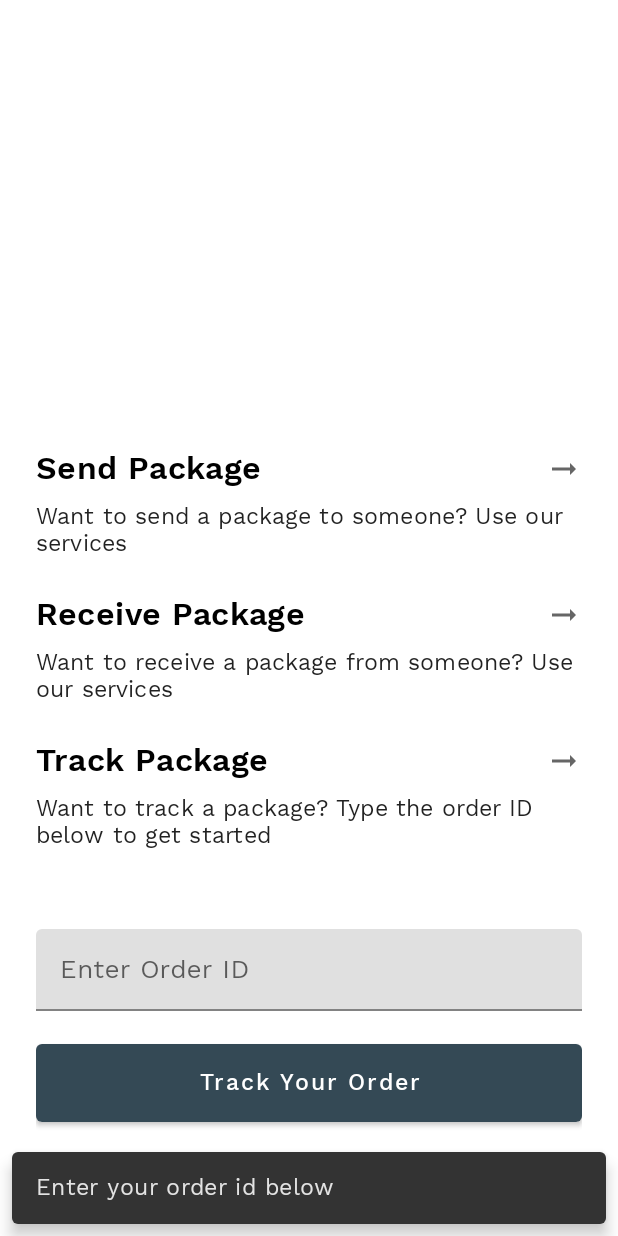
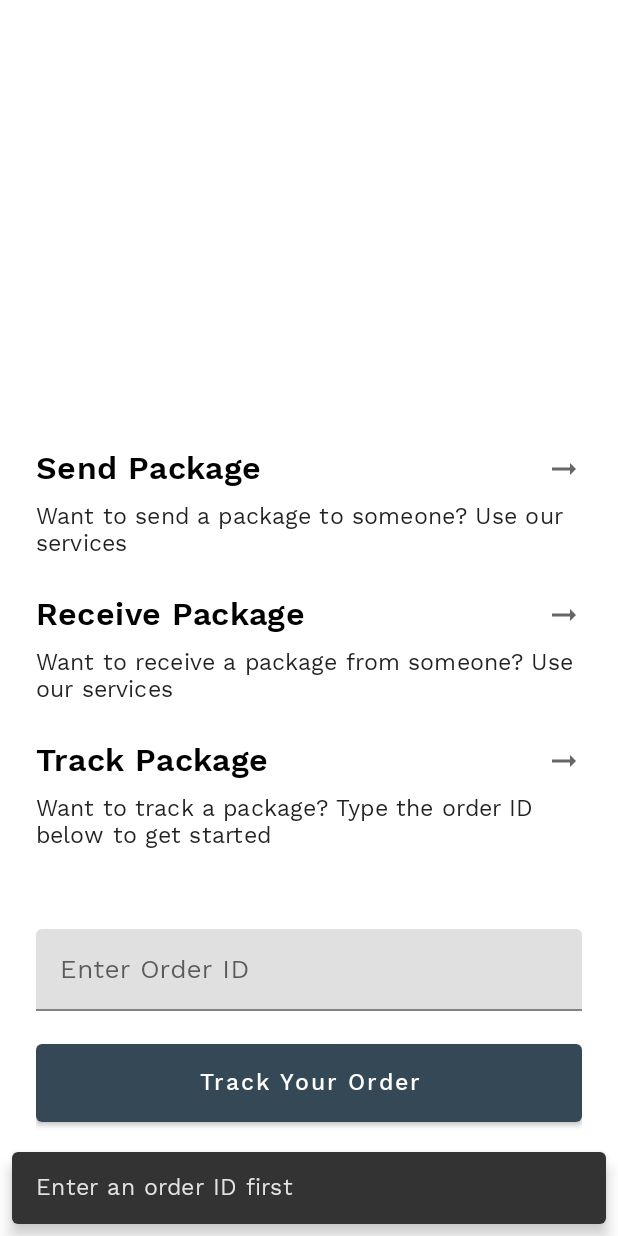
Before and after one commit to quabynah-bilson/yiadom-dispatch-mobile, an Android app: the DashboardFragment screen opened through its navigation route, after a tap on "Track Your Order", on a phone screen of 412 x 824 dp. Run offline under Robolectric (Android 15) with nearby library versions, the phone set to English and light mode, and no system bars; our stand-ins replace Dagger/Hilt's generated code, Timber, data binding; 1 statement that could not run was skipped.

Commit message:
Created order package UI

```diff
--- a/mobile-app/customer/src/main/java/com/yiadom/dispatch/customer/view/DashboardFragment.java
+++ b/mobile-app/customer/src/main/java/com/yiadom/dispatch/customer/view/DashboardFragment.java
@@ -53,7 +53,13 @@ public class DashboardFragment extends Fragment {
         } catch (Exception e) {
             Timber.e(e);
         }
-        binding.trackOrderBtn.setOnClickListener(v -> Snackbar.make(v, "Enter your order id below", Snackbar.LENGTH_SHORT).show());
+        binding.trackOrderBtn.setOnClickListener(v -> {
+            if (binding.orderId.getText().toString().isEmpty()) {
+                Snackbar.make(v, "Enter an order ID first", Snackbar.LENGTH_SHORT).show();
+            } else {
+                // TODO: 9/26/2021 Navigate to order details page and show tracking mode
+            }
+        });
 
     }
 }
--- a/mobile-app/customer/src/main/res/navigation/nav_graph.xml
+++ b/mobile-app/customer/src/main/res/navigation/nav_graph.xml
@@ -12,10 +12,14 @@
         tools:layout="@layout/welcome_fragment">
         <action
             android:id="@+id/action_nav_welcome_to_nav_login"
-            app:destination="@id/nav_login" />
+            app:destination="@id/nav_login"
+            app:popUpTo="@id/nav_welcome"
+            app:popUpToInclusive="true" />
         <action
             android:id="@+id/action_nav_welcome_to_nav_dashboard"
-            app:destination="@id/nav_dashboard" />
+            app:destination="@id/nav_dashboard"
+            app:popUpTo="@id/nav_welcome"
+            app:popUpToInclusive="true" />
     </fragment>
     <fragment
         android:id="@id/nav_login"
@@ -25,7 +29,7 @@
         <action
             android:id="@+id/action_nav_login_to_nav_phone_auth"
             app:destination="@id/nav_phone_auth"
-            app:popUpTo="@id/nav_welcome"
+            app:popUpTo="@id/nav_login"
             app:popUpToInclusive="true" />
     </fragment>
     <fragment
@@ -36,7 +40,9 @@
         <deepLink app:uri="@string/nav_dashboard_url" />
         <action
             android:id="@+id/action_nav_dashboard_to_nav_create_order"
-            app:destination="@id/nav_create_order" />
+            app:destination="@id/nav_create_order"
+            app:popUpTo="@id/nav_dashboard"
+            app:popUpToInclusive="true" />
     </fragment>
     <fragment
         android:id="@id/nav_phone_auth"
@@ -45,7 +51,9 @@
         tools:layout="@layout/phone_auth_fragment">
         <action
             android:id="@+id/action_nav_phone_auth_to_nav_dashboard"
-            app:destination="@id/nav_dashboard" />
+            app:destination="@id/nav_dashboard"
+            app:popUpTo="@id/nav_phone_auth"
+            app:popUpToInclusive="true" />
     </fragment>
     <fragment
         android:id="@id/nav_create_order"
--- a/mobile-app/customer/src/main/res/values/strings.xml
+++ b/mobile-app/customer/src/main/res/values/strings.xml
@@ -10,4 +10,6 @@
     <string name="receive_package_desc">Want to receive a package from someone? Use our services</string>
     <string name="send_package">Send Package</string>
     <string name="send_package_desc">Want to send a package to someone? Use our services</string>
+    <string name="next">Next</string>
+    <string name="select_a_pick_up_location">Pick up location…</string>
 </resources>
--- a/mobile-app/shared/build.gradle
+++ b/mobile-app/shared/build.gradle
@@ -45,6 +45,7 @@ dependencies {
     api 'androidx.constraintlayout:constraintlayout:2.1.1'
     api 'com.google.android.gms:play-services-maps:17.0.1'
     api 'com.google.android.gms:play-services-location:18.0.0'
+    api 'com.google.android.libraries.places:places:2.4.0'
     api 'androidx.viewpager2:viewpager2:1.0.0'
     api 'androidx.legacy:legacy-support-v4:1.0.0'
     api 'com.google.android.gms:play-services-maps:17.0.1'
--- a/mobile-app/shared/src/main/java/com/yiadom/dispatch/view/auth/LoginFragment.java
+++ b/mobile-app/shared/src/main/java/com/yiadom/dispatch/view/auth/LoginFragment.java
@@ -40,7 +40,7 @@ public class LoginFragment extends Fragment {
     SharedPreferences prefs;
     private AuthViewModel authViewModel;
     private LoginFragmentBinding binding;
-    private ActivityResultLauncher<Intent> googleAuthInvoker = registerForActivityResult(new ActivityResultContracts.StartActivityForResult(),
+    private final ActivityResultLauncher<Intent> googleAuthInvoker = registerForActivityResult(new ActivityResultContracts.StartActivityForResult(),
             result -> {
                 Intent data = result.getData();
                 Task<GoogleSignInAccount> task = GoogleSignIn.getSignedInAccountFromIntent(data);
--- a/mobile-app/shared/src/main/res/values-night/themes.xml
+++ /dev/null
@@ -1,48 +0,0 @@
-<resources xmlns:tools="http://schemas.android.com/tools">
-    <!-- Base application theme. -->
-    <style name="Theme.YiadomDispatchService" parent="Theme.MaterialComponents.DayNight.NoActionBar">
-        <!-- Primary brand color. -->
-        <item name="colorPrimary">@color/white</item>
-        <item name="colorPrimaryVariant">@color/white</item>
-        <item name="colorOnPrimary">@color/black</item>
-        <!-- Secondary brand color. -->
-        <item name="colorSecondary">@color/white</item>
-        <item name="colorSecondaryVariant">@color/white</item>
-        <item name="colorOnSecondary">@color/black</item>
-        <!-- Status bar color. -->
-        <item name="android:statusBarColor" tools:targetApi="l">?android:colorBackground</item>
-        <item name="android:windowLightStatusBar">false</item>
-        <item name="android:navigationBarColor">?android:colorBackground</item>
-        <item name="android:navigationBarDividerColor" tools:targetApi="o_mr1">
-            ?android:colorBackground
-        </item>
-        <item name="android:windowLightNavigationBar" tools:targetApi="o_mr1">false</item>
-        <!-- Type system. -->
-        <item name="textAppearanceHeadline1">@style/TextAppearance.MdcTypographyStyles.Headline1
-        </item>
-        <item name="textAppearanceHeadline2">@style/TextAppearance.MdcTypographyStyles.Headline2
-        </item>
-        <item name="textAppearanceHeadline3">@style/TextAppearance.MdcTypographyStyles.Headline3
-        </item>
-        <item name="textAppearanceHeadline4">@style/TextAppearance.MdcTypographyStyles.Headline4
-        </item>
-        <item name="textAppearanceHeadline5">@style/TextAppearance.MdcTypographyStyles.Headline5
-        </item>
-        <item name="textAppearanceHeadline6">@style/TextAppearance.MdcTypographyStyles.Headline6
-        </item>
-        <item name="textAppearanceSubtitle1">@style/TextAppearance.MdcTypographyStyles.Subtitle1
-        </item>
-        <item name="textAppearanceSubtitle2">@style/TextAppearance.MdcTypographyStyles.Subtitle2
-        </item>
-        <item name="textAppearanceBody1">@style/TextAppearance.MdcTypographyStyles.Body1</item>
-        <item name="textAppearanceBody2">@style/TextAppearance.MdcTypographyStyles.Body2</item>
-        <item name="textAppearanceCaption">@style/TextAppearance.MdcTypographyStyles.Caption</item>
-        <item name="textAppearanceOverline">@style/TextAppearance.MdcTypographyStyles.Overline
-        </item>
-        <item name="textAppearanceButton">@style/TextAppearance.MdcTypographyStyles.Button</item>
-        <!-- Others -->
-        <item name="emphasisLow">0.38</item>
-        <item name="emphasisMedium">0.67</item>
-        <item name="emphasisHigh">0.9</item>
-    </style>
-</resources>
--- a/mobile-app/shared/src/main/res/values/strings.xml
+++ b/mobile-app/shared/src/main/res/values/strings.xml
@@ -15,4 +15,7 @@
     <string name="phone_number_hint">Phone number</string>
     <!-- todo: change to his web sdk client id -->
     <string name="default_web_client_id">766446245313-n2qandn63jurbrgu156rc8311eprt1tq.apps.googleusercontent.com</string>
+    <string name="location_hint">Address will appear here</string>
+    <string name="confirm">Confirm</string>
+    <string name="back">Back</string>
 </resources>
--- a/mobile-app/shared/src/main/res/values/themes.xml
+++ b/mobile-app/shared/src/main/res/values/themes.xml
@@ -1,6 +1,8 @@
 <resources xmlns:tools="http://schemas.android.com/tools">
     <!-- Base application theme. -->
-    <style name="Theme.YiadomDispatchService" parent="Theme.MaterialComponents.DayNight.NoActionBar">
+    <style name="Theme.YiadomDispatchService" parent="Theme.MaterialComponents.Light.NoActionBar">
+        <item name="android:windowDrawsSystemBarBackgrounds">true</item>
+
         <!-- Primary brand color. -->
         <item name="colorPrimary">@color/primary</item>
         <item name="colorPrimaryVariant">@color/primary_variant</item>
```
Also changed, not shown: mobile-app/customer/src/main/java/com/yiadom/dispatch/customer/view/CreateOrderFragment.java (+70 -2 lines), mobile-app/customer/src/main/java/com/yiadom/dispatch/customer/view/OrderViewModel.java (+41 -1 lines), mobile-app/customer/src/main/java/com/yiadom/dispatch/customer/view/listener/OnPageNavigationListener.java (added, +9 -0 lines), mobile-app/customer/src/main/res/layout/create_order_fragment.xml (+8 -9 lines), mobile-app/customer/src/main/res/layout/page_destination_location.xml (added, +90 -0 lines), mobile-app/customer/src/main/res/layout/page_pickup_location.xml (added, +90 -0 lines), mobile-app/rider/src/main/res/navigation/nav_graph.xml (+14 -6 lines), mobile-app/shared/src/main/res/drawable/ic_twotone_search_24.xml (added, +10 -0 lines), mobile-app/shared/src/main/res/raw/map_style.json (added, +254 -0 lines).
